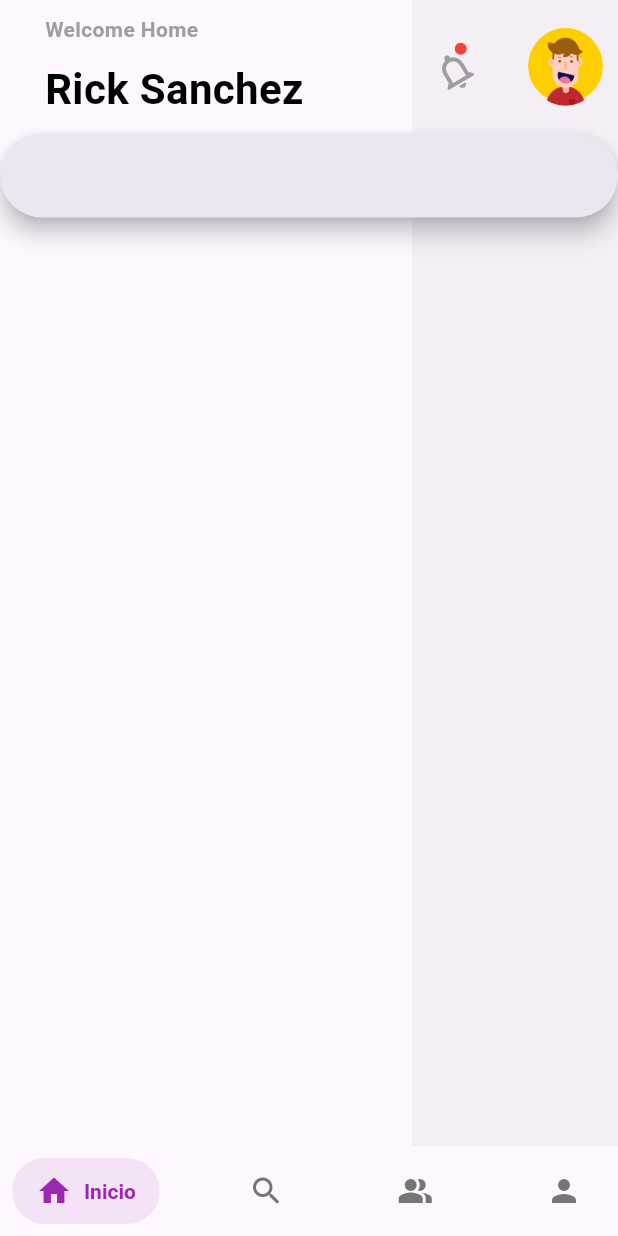
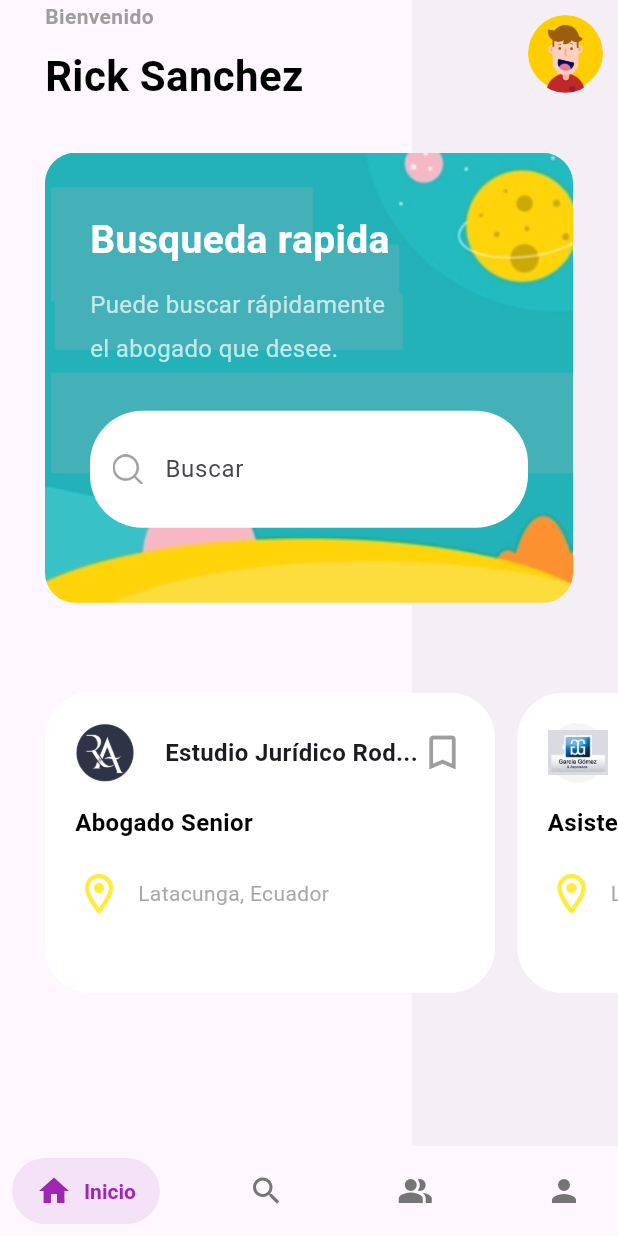
Before and after one commit to astroerik-coder/LawHub, a Flutter app: the screen it shows after launch, on a phone screen of 412 x 824 dp. Run offline on Flutter 3.47's test engine with Material 3 defaults, Android fonts, the phone set to English and light mode, and no system bars; drawn by our look-alikes of salomon_bottom_bar; our stand-ins replace flutter_login, flutter_svg, font_awesome_flutter, url_launcher_web; missing offline and left inert: autocomplete_textfield.

Commit message:
Home design

```diff
--- a/lib/views/Inicio.dart
+++ b/lib/views/Inicio.dart
@@ -1,5 +1,7 @@
 import 'package:flutter/material.dart';
 import 'package:lawhub/views/components/home_appbar.dart';
+import 'package:lawhub/views/components/searchbar.dart';
+import 'package:lawhub/views/estudios_juridicos/estudio_list.dart';
 
 
 class Inicio extends StatelessWidget {
@@ -30,7 +32,8 @@ class Inicio extends StatelessWidget {
           Column(
             children: [
               HomeAppbar(),
-              SearchBar(),
+              Barra(),
+              EstudioJuridicoList(),
             ],
           ),
         ],
--- a/lib/views/components/home_appbar.dart
+++ b/lib/views/components/home_appbar.dart
@@ -20,7 +20,7 @@ class HomeAppbar extends StatelessWidget {
                      crossAxisAlignment: CrossAxisAlignment.start,
                      children: const [
                        Text(
-                           'Welcome Home', style: TextStyle(color:Colors.grey,
+                           'Bienvenido', style: TextStyle(color:Colors.grey,
                            fontWeight: FontWeight.bold),
                        ),
                        SizedBox(
@@ -36,7 +36,7 @@ class HomeAppbar extends StatelessWidget {
                  ),
                  Row(
                    children: [
-                     Padding(
+                     /* Padding(
                        padding: const EdgeInsets.all(12.0),
                        child: Container(
                          margin: EdgeInsets.only(top: 35, right: 35),
@@ -59,7 +59,7 @@ class HomeAppbar extends StatelessWidget {
                            ],
                          ),
                        ),
-                     ),
+                     ), */
                      Padding(
                        padding: const EdgeInsets.all(10.0),
                        child: ClipOval(
--- a/lib/views/components/searchbar.dart
+++ b/lib/views/components/searchbar.dart
@@ -1,7 +1,7 @@
 import 'package:flutter/material.dart';
 
-class SearchBar extends StatelessWidget {
-  const SearchBar({Key? key}) : super(key: key);
+class Barra extends StatelessWidget {
+  const Barra({Key? key}) : super(key: key);
 
   @override
   Widget build(BuildContext context) {
@@ -10,35 +10,49 @@ class SearchBar extends StatelessWidget {
       margin: const EdgeInsets.all(30),
       height: 300,
       width: double.infinity,
-      decoration:  BoxDecoration(
+      decoration: BoxDecoration(
         borderRadius: BorderRadius.circular(20),
         image: DecorationImage(
           image: AssetImage('assets/images/search_bg.png'),
-          fit: BoxFit.cover
-        )
+          fit: BoxFit.cover,
         ),
-      child: Column(
+      ),
+      child: Stack(
+        children: [
+          Column(
             crossAxisAlignment: CrossAxisAlignment.start,
             children: [
               Text(
-              'Fast Search', style: TextStyle(
-            color: Colors.white, fontWeight: FontWeight.bold, fontSize: 26),
+                'Busqueda rapida',
+                style: TextStyle(
+                  color: Colors.white,
+                  fontWeight: FontWeight.bold,
+                  fontSize: 26,
+                ),
               ),
               SizedBox(
                 height: 10,
               ),
               Text(
-            'You can Search Quickly for\n the job you want.', style: TextStyle( height: 1.8,
-              color: Colors.white.withOpacity(0.7), fontWeight: FontWeight.normal, fontSize: 16),
+                'Puede buscar rápidamente \nel abogado que desee.',
+                style: TextStyle(
+                  height: 1.8,
+                  color: Colors.white.withOpacity(0.7),
+                  fontWeight: FontWeight.normal,
+                  fontSize: 16,
                 ),
-          SizedBox(
-            height: 20,
               ),
-          Container(
+            ],
+          ),
+          Positioned(
+            left: 0,
+            right: 0,
+            bottom: 10,
+            child: Container(
               padding: EdgeInsets.all(15),
               decoration: BoxDecoration(
                 borderRadius: BorderRadius.circular(35),
-             color: Colors.white
+                color: Colors.white,
               ),
               child: Row(
                 children: [
@@ -46,16 +60,21 @@ class SearchBar extends StatelessWidget {
                   SizedBox(
                     width: 15,
                   ),
-               Text('Search', style: TextStyle(
-                 fontSize: 18, color: Colors.grey.withOpacity(0.7)
+                  Expanded(
+                    child: TextField(
+                      decoration: InputDecoration(
+                        hintText: 'Buscar',
+                        border: InputBorder.none,
+                        contentPadding: EdgeInsets.zero,
+                      ),
                     ),
                   ),
                 ],
               ),
             ),
+          ),
         ],
       ),
     );
-
   }
 }
--- /dev/null
+++ b/lib/views/estudios_juridicos/estudio_item.dart
@@ -0,0 +1,86 @@
+import 'package:flutter/material.dart';
+import './model.dart';
+
+class EstudioJuridicoItem extends StatelessWidget {
+  final EstudioJuridico estudioJuridico;
+
+  EstudioJuridicoItem(this.estudioJuridico);
+
+  @override
+  Widget build(BuildContext context) {
+    return Container(
+      width: 300,
+      padding: EdgeInsets.all(20),
+      decoration: BoxDecoration(
+        color: Colors.white,
+        borderRadius: BorderRadius.circular(30),
+      ),
+      child: Column(
+        crossAxisAlignment: CrossAxisAlignment.start,
+        children: [
+          Row(
+            mainAxisAlignment: MainAxisAlignment.spaceBetween,
+            children: [
+              Row(
+                children: [
+                  Container(
+                    height: 40,
+                    width: 40,
+                    decoration: BoxDecoration(
+                      color: Colors.grey.withOpacity(0.1),
+                      borderRadius: BorderRadius.circular(20),
+                    ),
+                    child: Image.asset(estudioJuridico.logoUrl),
+                  ),
+                  SizedBox(width: 20),
+                  Text(
+                    estudioJuridico.nombreEstudio.length > 20 ?
+                      estudioJuridico.nombreEstudio.substring(0, 20) + '...' :
+                      estudioJuridico.nombreEstudio,
+                    style: TextStyle(
+                      fontSize: 16,
+                      fontWeight: FontWeight.bold,
+                    ),
+                  ),
+                ],
+              ),
+              Icon(
+                Icons.bookmark_border_outlined,
+                color: Colors.grey,
+                size: 30,
+              ),
+            ],
+          ),
+          SizedBox(height: 15),
+          Text(
+            estudioJuridico.cargo,
+            style: TextStyle(
+              fontWeight: FontWeight.bold,
+              fontSize: 16,
+              color: Colors.black,
+            ),
+          ),
+          SizedBox(height: 20),
+          Row(
+            children: [
+              Icon(
+                Icons.location_on_outlined,
+                color: Colors.yellow,
+                size: 32,
+              ),
+              SizedBox(width: 10),
+              Text(
+                estudioJuridico.ubicacion,
+                style: TextStyle(
+                  fontSize: 14,
+                  fontWeight: FontWeight.normal,
+                  color: Colors.grey.withOpacity(0.9),
+                ),
+              ),
+            ],
+          ),
+        ],
+      ),
+    );
+  }
+}
--- /dev/null
+++ b/lib/views/estudios_juridicos/estudio_list.dart
@@ -0,0 +1,36 @@
+import 'package:flutter/material.dart';
+import './model.dart';
+import './estudio_detalles.dart';
+import './estudio_item.dart';
+
+class EstudioJuridicoList extends StatelessWidget {
+  final List<EstudioJuridico> estudiosJuridicos = EstudioJuridico.generarListaEstudios();
+
+  @override
+  Widget build(BuildContext context) {
+    return Container(
+      margin: EdgeInsets.symmetric(vertical: 30),
+      height: 200,
+      child: ListView.separated(
+        padding: EdgeInsets.symmetric(horizontal: 30),
+        scrollDirection: Axis.horizontal,
+        physics: BouncingScrollPhysics(),
+        itemBuilder: (context, index) {
+          return GestureDetector(
+            onTap: () {
+              showModalBottomSheet(
+                isScrollControlled: true,
+                backgroundColor: Colors.transparent,
+                context: context,
+                builder: (context) => EstudioJuridicoDetails(estudiosJuridicos[index]),
+              );
+            },
+            child: EstudioJuridicoItem(estudiosJuridicos[index]),
+          );
+        },
+        separatorBuilder: (_, index) => SizedBox(width: 15),
+        itemCount: estudiosJuridicos.length,
+      ),
+    );
+  }
+}
--- /dev/null
+++ b/lib/views/estudios_juridicos/model.dart
@@ -0,0 +1,51 @@
+class EstudioJuridico {
+  String logoUrl;
+  String nombreEstudio;
+  String cargo;
+  String ubicacion;
+  List<String> requisitos;
+
+  EstudioJuridico(
+      this.logoUrl, this.nombreEstudio, this.cargo, this.ubicacion, this.requisitos);
+
+  static List<EstudioJuridico> generarListaEstudios() {
+    return [
+      EstudioJuridico(
+        'assets/images/estudio1_logo.png',
+        'Estudio Jurídico Rodríguez y Asociados',
+        'Abogado Senior',
+        'Latacunga, Ecuador',
+        [
+          'Experiencia mínima de 5 años en litigios civiles y penales.',
+          'Conocimiento profundo del código penal y civil ecuatoriano.',
+          'Capacidad para trabajar bajo presión y en equipo.',
+          'Dominio del idioma español.'
+        ]
+      ),
+      EstudioJuridico(
+        'assets/images/estudio2_logo.png',
+        'Bufete Legal García & Gómez',
+        'Asistente Legal',
+        'Latacunga, Ecuador',
+        [
+          'Formación académica en Derecho.',
+          'Conocimiento de procedimientos judiciales.',
+          'Excelentes habilidades de comunicación y redacción.',
+          'Disponibilidad para viajar si es necesario.'
+        ]
+      ),
+      EstudioJuridico(
+        'assets/images/estudio3_logo.png',
+        'Despacho Jurídico Martínez & Pérez',
+        'Abogado Corporativo',
+        'Latacunga, Ecuador',
+        [
+          'Experiencia en derecho corporativo y contractual.',
+          'Capacidad para negociar y redactar contratos.',
+          'Conocimiento de regulaciones laborales y comerciales.',
+          'Manejo de software legal y herramientas informáticas.'
+        ]
+      ),
+    ];
+  }
+}
--- a/lib/views/login/profile/profile_screen.dart
+++ b/lib/views/login/profile/profile_screen.dart
@@ -5,9 +5,6 @@ class ProfileScreen extends StatelessWidget {
   @override
   Widget build(BuildContext context) {
     return Scaffold(
-      appBar: AppBar(
-        title: const Text("Profile"),
-      ),
       body: SingleChildScrollView(
         padding: const EdgeInsets.symmetric(vertical: 20),
         child: Column(
```
Also changed, not shown: lib/views/estudios_juridicos/estudio_detalles.dart (added, +170 -0 lines), assets/images/estudio1_logo.png (added), assets/images/estudio2_logo.png (added), assets/images/estudio3_logo.png (added). Lines whose indentation alone changed are shown as unchanged.
